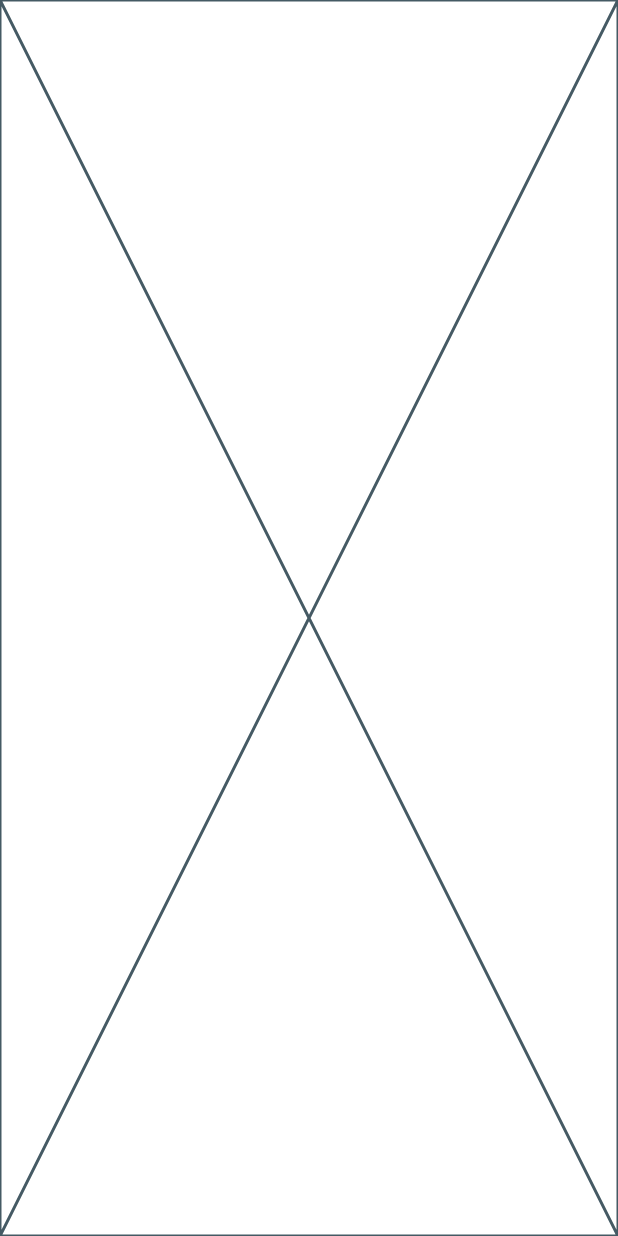
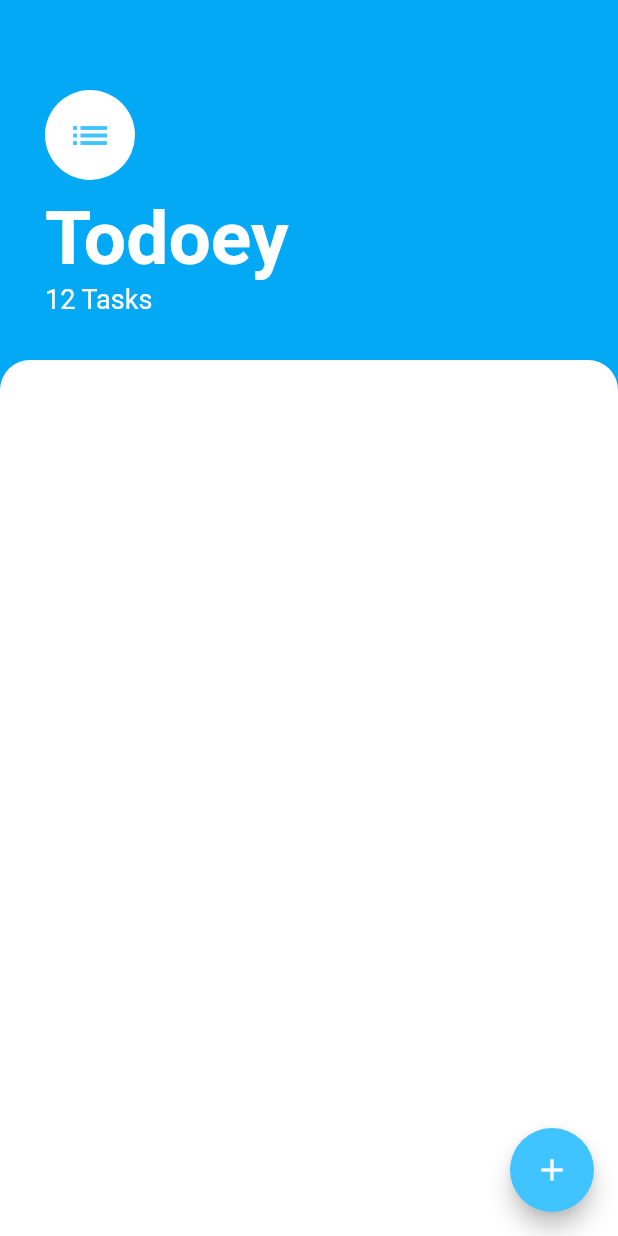
Before and after one commit to YashrajMalviya/ToDo, a Flutter app: the screen it shows after launch, on a phone screen of 412 x 824 dp. Run offline on Flutter 3.47's test engine with Material 2 defaults, Android fonts, the phone set to English and light mode, and no system bars.

Commit message:
layout updated

```diff
--- a/lib/screens/tasks_screen.dart
+++ b/lib/screens/tasks_screen.dart
@@ -5,6 +5,67 @@ class TaskScreen extends StatelessWidget {
 
   @override
   Widget build(BuildContext context) {
-    return const Placeholder();
+    return Scaffold(
+      backgroundColor: Colors.lightBlue,
+      floatingActionButton: FloatingActionButton(
+        backgroundColor: Colors.lightBlueAccent,
+        onPressed: () {},
+        child: const Icon(Icons.add),
+      ),
+      body: SafeArea(
+        child: Column(
+          crossAxisAlignment: CrossAxisAlignment.start,
+          children: [
+            Container(
+              padding: const EdgeInsets.only(
+                  top: 60, left: 30, right: 30, bottom: 30),
+              child: const Column(
+                crossAxisAlignment: CrossAxisAlignment.start,
+                children: [
+                  CircleAvatar(
+                    backgroundColor: Colors.white,
+                    radius: 30,
+                    child: Icon(
+                      Icons.list,
+                      size: 30,
+                      color: Colors.lightBlueAccent,
+                    ),
+                  ),
+                  SizedBox(
+                    height: 10,
+                  ),
+                  Text(
+                    'Todoey',
+                    style: TextStyle(
+                      color: Colors.white,
+                      fontSize: 50.0,
+                      fontWeight: FontWeight.w700,
+                    ),
+                  ),
+                  Text(
+                    '12 Tasks',
+                    style: TextStyle(
+                      color: Colors.white,
+                      fontSize: 18,
+                    ),
+                  ),
+                ],
+              ),
+            ),
+            Expanded(
+              child: Container(
+                decoration: const BoxDecoration(
+                  color: Colors.white,
+                  borderRadius: BorderRadius.only(
+                    topLeft: Radius.circular(20),
+                    topRight: Radius.circular(20),
+                  ),
+                ),
+              ),
+            ),
+          ],
+        ),
+      ),
+    );
   }
 }
```
